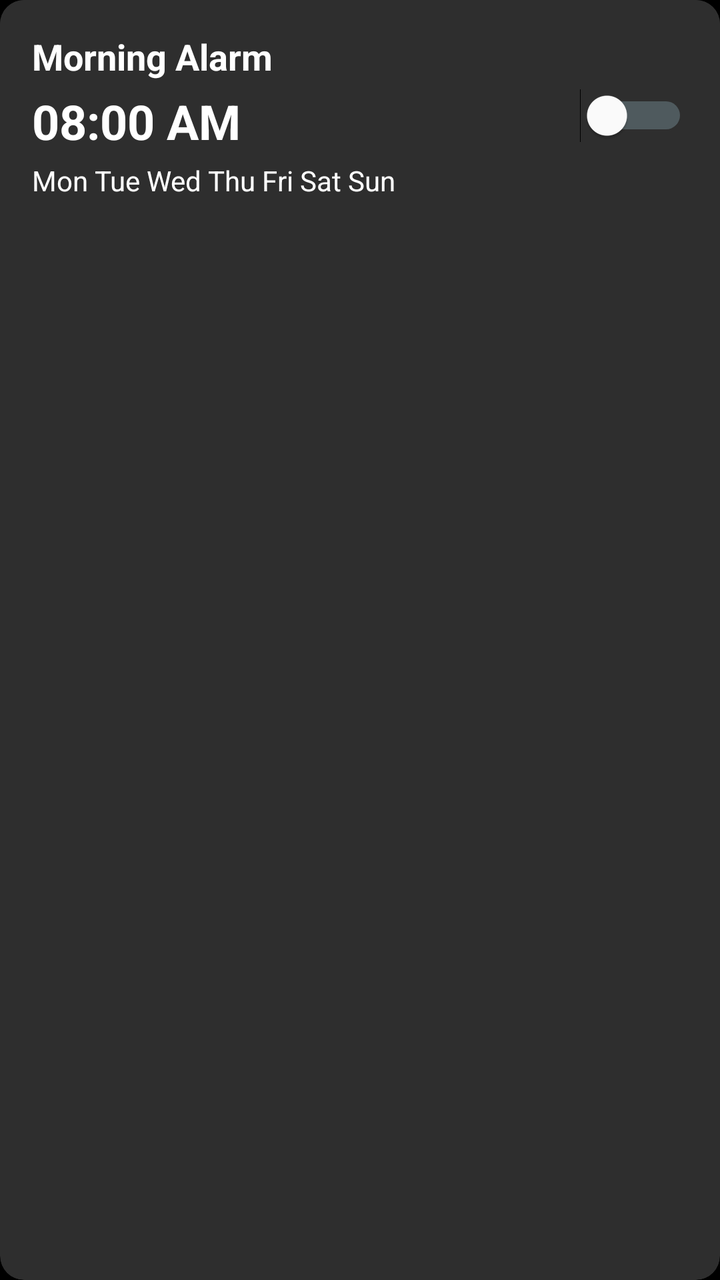
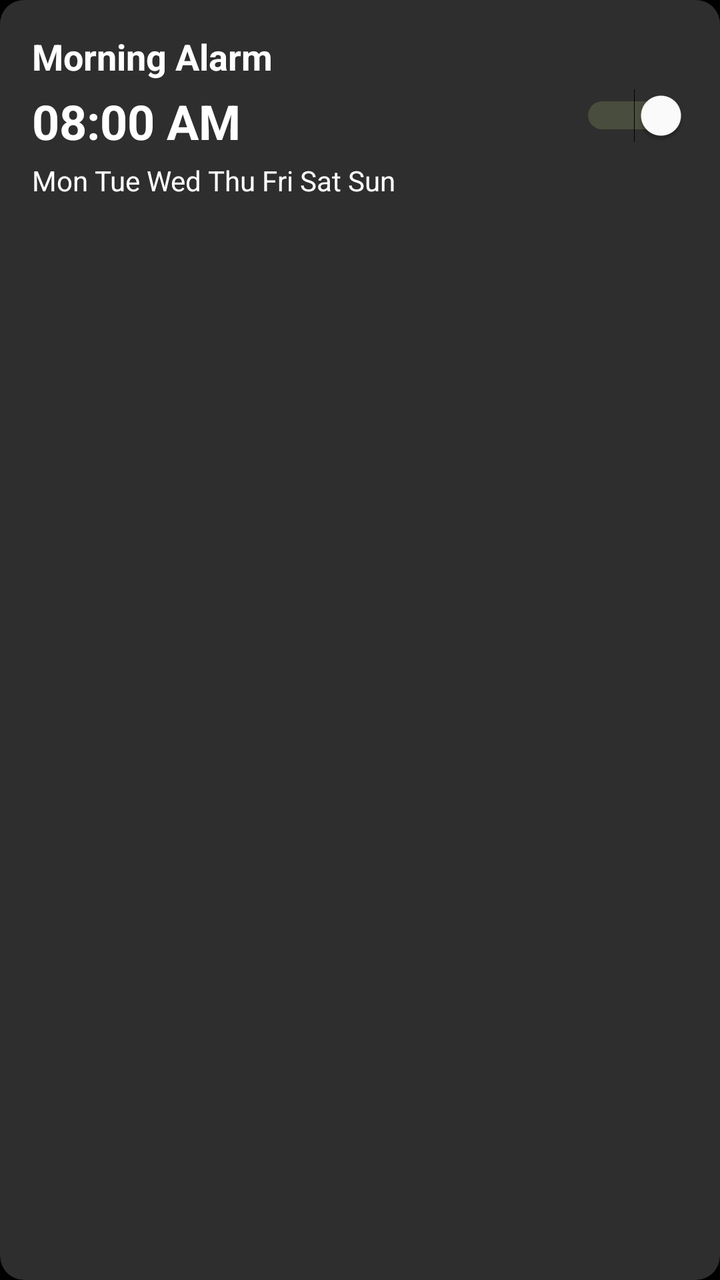

Two renders of the same Android screen: before a commit and after it. Below are the layout's source before the change and the commit's diff.
<!-- AndroidManifest.xml: application theme DarkAppTheme -->
<!-- res/layout/alarm_item.xml -->
<?xml version="1.0" encoding="utf-8"?>
<androidx.cardview.widget.CardView
    xmlns:android="http://schemas.android.com/apk/res/android"
    xmlns:card_view="http://schemas.android.com/apk/res-auto"
    android:layout_width="match_parent"
    android:layout_height="wrap_content"
    android:layout_marginVertical="8dp"
    android:layout_marginHorizontal="16dp"
    card_view:cardElevation="4dp"
    card_view:cardCornerRadius="12dp"
    card_view:cardBackgroundColor="@color/lighter_background">

    <RelativeLayout
        android:layout_width="match_parent"
        android:layout_height="wrap_content"
        android:padding="16dp"
        android:background="@color/lighter_background">

        
        <TextView
            android:id="@+id/alarmNameTextView"
            android:layout_width="wrap_content"
            android:layout_height="wrap_content"
            android:text="Morning Alarm"
            android:textSize="18sp"
            android:textColor="@color/white"
            android:textStyle="bold"
            android:background="@drawable/transparent_background"/>

        
        <TextView
            android:id="@+id/alarmTimeTextView"
            android:layout_width="wrap_content"
            android:layout_height="wrap_content"
            android:layout_below="@id/alarmNameTextView"
            android:layout_marginTop="4dp"
            android:text="08:00 AM"
            android:textSize="24sp"
            android:textColor="@color/white"
            android:textStyle="bold"
            android:background="@drawable/transparent_background"/>

        
        <TextView
            android:id="@+id/repeatDaysTextView"
            android:layout_width="wrap_content"
            android:layout_height="wrap_content"
            android:layout_below="@id/alarmTimeTextView"
            android:layout_marginTop="4dp"
            android:text="Mon Tue Wed Thu Fri Sat Sun"
            android:textSize="14sp"
            android:textColor="@color/white"
            android:background="@drawable/transparent_background"/>

        
        <Switch
            android:id="@+id/alarmSwitch"
            android:layout_width="wrap_content"
            android:layout_height="wrap_content"
            android:layout_alignParentEnd="true"
            android:layout_centerVertical="true"
            android:textOff=""
            android:textOn=""
            android:thumbTint="@color/white"
            android:trackTint="@color/light_blue" />
    </RelativeLayout>
</androidx.cardview.widget.CardView>
<!-- resources referenced by this layout -->
<resources>
  <color name="light_blue">#ADD8E6</color>
  <color name="lighter_background">#2E2E2E</color>
  <color name="white">#FFFFFFFF</color>
  <!-- drawable transparent_background (drawable) -->
  <layer-list xmlns:android="http://schemas.android.com/apk/res/android">
      <item android:drawable="@android:color/transparent" />
  </layer-list>
  <style name="DarkAppTheme" parent="Theme.MaterialComponents.DayNight">
          <item name="windowActionBar">false</item>
          <item name="android:background">@color/black</item>
          <item name="windowNoTitle">true</item>
      </style>
  <color name="black">#FF000000</color>
</resources>

<!-- the commit's change to res/layout/alarm_item.xml (unified diff, before → after) -->
@@ -2,6 +2,8 @@
 <androidx.cardview.widget.CardView
     xmlns:android="http://schemas.android.com/apk/res/android"
     xmlns:card_view="http://schemas.android.com/apk/res-auto"
+    xmlns:app="http://schemas.android.com/apk/res-auto"
+    xmlns:tools="http://schemas.android.com/tools"
     android:layout_width="match_parent"
     android:layout_height="wrap_content"
     android:layout_marginVertical="8dp"
@@ -10,11 +12,20 @@
     card_view:cardCornerRadius="12dp"
     card_view:cardBackgroundColor="@color/lighter_background">
 
-    <RelativeLayout
+    <androidx.constraintlayout.widget.ConstraintLayout
         android:layout_width="match_parent"
-        android:layout_height="wrap_content"
-        android:padding="16dp"
-        android:background="@color/lighter_background">
+        android:layout_height="wrap_content">
+
+        <RelativeLayout
+            android:id="@+id/alarmItemLayout"
+            android:layout_width="0dp"
+            android:layout_height="wrap_content"
+            android:padding="16dp"
+            android:background="@color/lighter_background"
+            app:layout_constraintBottom_toBottomOf="parent"
+            app:layout_constraintStart_toStartOf="parent"
+            app:layout_constraintTop_toTopOf="parent"
+            app:layout_constraintEnd_toStartOf="@id/deleteButtonContainer">
 
         
         <TextView
@@ -59,9 +70,37 @@
             android:layout_height="wrap_content"
             android:layout_alignParentEnd="true"
             android:layout_centerVertical="true"
+            android:checked="true"
             android:textOff=""
             android:textOn=""
             android:thumbTint="@color/white"
-            android:trackTint="@color/light_blue" />
+            android:trackTint="@color/green"
+            android:background="?android:attr/selectableItemBackground"/>
+
     </RelativeLayout>
+
+    
+        <FrameLayout
+            android:id="@+id/deleteButtonContainer"
+            android:layout_width="75dp"
+            android:layout_height="0dp"
+            android:background="@color/red"
+            android:visibility="gone"
+            app:layout_constraintTop_toTopOf="parent"
+            app:layout_constraintBottom_toBottomOf="parent"
+            app:layout_constraintEnd_toEndOf="parent">
+
+            
+            <ImageButton
+                android:id="@+id/deleteButton"
+                android:layout_width="match_parent"
+                android:layout_height="match_parent"
+                android:src="@drawable/delete_icon"
+                android:background="?android:attr/selectableItemBackground"
+                android:layout_gravity="center"
+                android:scaleType="fitCenter" />
+
+        </FrameLayout>
+
+    </androidx.constraintlayout.widget.ConstraintLayout>
 </androidx.cardview.widget.CardView>
<!-- resource entries referenced after the edit -->
@@ -1,8 +1,22 @@
 <!-- resources referenced by this layout -->
 <resources>
-  <color name="light_blue">#ADD8E6</color>
+  <color name="green">#98A869</color>
   <color name="lighter_background">#2E2E2E</color>
+  <color name="red">#DF6967</color>
   <color name="white">#FFFFFFFF</color>
+  <!-- drawable delete_icon (drawable) -->
+  <vector xmlns:android="http://schemas.android.com/apk/res/android"
+      android:width="800dp"
+      android:height="800dp"
+      android:viewportWidth="24"
+      android:viewportHeight="24">
+    <path
+        android:pathData="M10,12L14,16M14,12L10,16M4,6H20M16,6L15.729,5.188C15.467,4.401 15.336,4.008 15.093,3.717C14.878,3.46 14.602,3.261 14.29,3.139C13.938,3 13.523,3 12.694,3H11.306C10.477,3 10.062,3 9.71,3.139C9.398,3.261 9.122,3.46 8.907,3.717C8.664,4.008 8.533,4.401 8.271,5.188L8,6M18,6V16.2C18,17.88 18,18.72 17.673,19.362C17.385,19.927 16.927,20.385 16.362,20.673C15.72,21 14.88,21 13.2,21H10.8C9.12,21 8.28,21 7.638,20.673C7.074,20.385 6.615,19.927 6.327,19.362C6,18.72 6,17.88 6,16.2V6"
+        android:strokeLineJoin="round"
+        android:strokeWidth="2"
+        android:strokeColor="#FFF"
+        android:strokeLineCap="round"/>
+  </vector>
   <!-- drawable transparent_background (drawable) -->
   <layer-list xmlns:android="http://schemas.android.com/apk/res/android">
       <item android:drawable="@android:color/transparent" />
